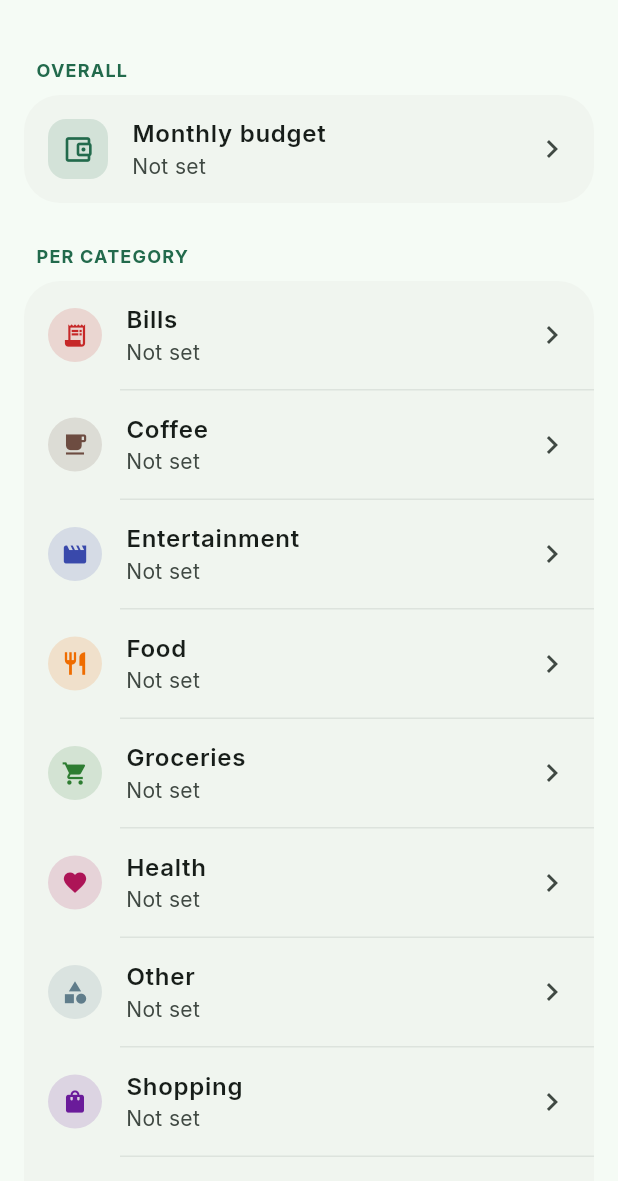
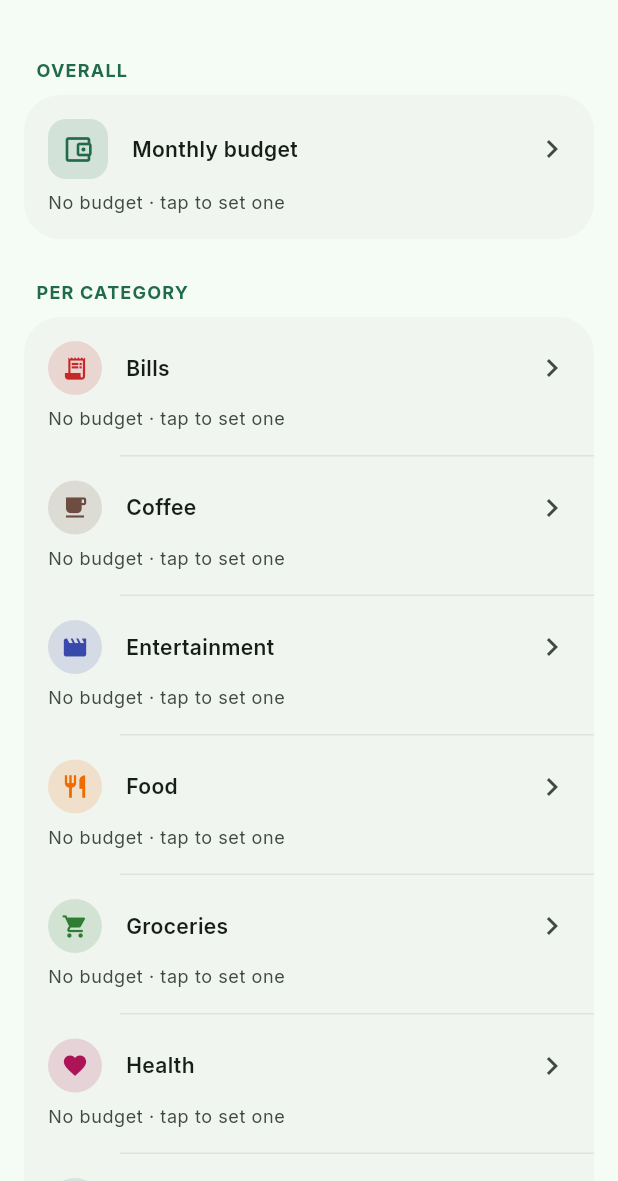
Before and after one commit to iammujtaba44/jeb, a Flutter app: the BudgetsView screen opened directly, on a phone screen of 412 x 824 dp, the part 55-1236 px from its top. Run offline on Flutter 3.47's test engine with Material 3 defaults, Android fonts, the phone set to English and light mode, and no system bars; our stand-ins replace dartz, equatable, fl_chart, flutter_bloc, flutter_local_notifications, flutter_timezone and 8 more; missing offline and left inert: icloud_storage; accounts and stored records are empty.

Commit message:
feat: live spending status on the Budgets page
Turn the Budgets page from a list of limits into a budget-status screen:
- BudgetsCubit also loads this month's spend per category + overall,
  converted to the home currency
- Each row shows a progress bar + over/under and an 'Exceeded' pill when
  a limit is set; categories without a limit show 'Spent X this month ·
  tap to set a budget'
- Overall tile shows spent vs the monthly limit
- Wire GetTransactionsForMonth + GetSettings into BudgetsCubit

```diff
--- a/lib/core/di/injection.dart
+++ b/lib/core/di/injection.dart
@@ -190,6 +190,8 @@ Future<void> configureDependencies() async {
         setBudget: getIt<SetBudget>(),
         removeBudget: getIt<RemoveBudget>(),
         getCategories: getIt<GetCategories>(),
+        getTransactionsForMonth: getIt<GetTransactionsForMonth>(),
+        getSettings: getIt<GetSettings>(),
       ),
     )
     ..registerFactory<CategoriesCubit>(
--- a/lib/features/budgets/presentation/cubit/budgets_cubit.dart
+++ b/lib/features/budgets/presentation/cubit/budgets_cubit.dart
@@ -1,38 +1,59 @@
 import 'package:equatable/equatable.dart';
 import 'package:flutter_bloc/flutter_bloc.dart';
 import 'package:jeb/core/usecase/usecase.dart';
+import 'package:jeb/core/utils/currency_converter.dart';
 import 'package:jeb/features/budgets/domain/entities/budget.dart';
 import 'package:jeb/features/budgets/domain/usecases/get_budgets.dart';
 import 'package:jeb/features/budgets/domain/usecases/remove_budget.dart';
 import 'package:jeb/features/budgets/domain/usecases/set_budget.dart';
+import 'package:jeb/features/settings/domain/entities/app_settings.dart';
+import 'package:jeb/features/settings/domain/usecases/get_settings.dart';
 import 'package:jeb/features/transactions/domain/entities/category.dart';
+import 'package:jeb/features/transactions/domain/entities/transaction.dart';
 import 'package:jeb/features/transactions/domain/entities/transaction_type.dart';
 import 'package:jeb/features/transactions/domain/usecases/get_categories.dart';
+import 'package:jeb/features/transactions/domain/usecases/get_transactions_for_month.dart';
 
 part 'budgets_state.dart';
 
-/// Manages the budget-setup screen: lists expense categories with their limits
-/// and the overall monthly limit, and persists changes.
+/// Manages the budgets screen: shows each expense category's limit alongside
+/// how much has been spent this month (converted to the home currency), plus
+/// the overall monthly limit, and persists changes.
 class BudgetsCubit extends Cubit<BudgetsState> {
   BudgetsCubit({
     required GetBudgets getBudgets,
     required SetBudget setBudget,
     required RemoveBudget removeBudget,
     required GetCategories getCategories,
+    required GetTransactionsForMonth getTransactionsForMonth,
+    required GetSettings getSettings,
   })  : _getBudgets = getBudgets,
         _setBudget = setBudget,
         _removeBudget = removeBudget,
         _getCategories = getCategories,
+        _getTransactionsForMonth = getTransactionsForMonth,
+        _getSettings = getSettings,
         super(const BudgetsState());
 
   final GetBudgets _getBudgets;
   final SetBudget _setBudget;
   final RemoveBudget _removeBudget;
   final GetCategories _getCategories;
+  final GetTransactionsForMonth _getTransactionsForMonth;
+  final GetSettings _getSettings;
 
   Future<void> load() async {
+    final DateTime month = DateTime(DateTime.now().year, DateTime.now().month);
+
+    final settingsResult = await _getSettings(const NoParams());
+    final String currency = settingsResult.fold(
+      (_) => AppSettings.defaults.defaultCurrencyCode,
+      (AppSettings s) => s.defaultCurrencyCode,
+    );
+
     final categoriesResult = await _getCategories(const NoParams());
     final budgetsResult = await _getBudgets(const NoParams());
+    final transactionsResult = await _getTransactionsForMonth(month);
 
     final List<Category> expenseCategories = categoriesResult.fold(
       (_) => const <Category>[],
@@ -53,12 +74,32 @@ class BudgetsCubit extends Cubit<BudgetsState> {
       }
     });
 
+    // Spend per category + overall this month, converted to the home currency.
+    final Map<String, double> categorySpent = <String, double>{};
+    double totalSpent = 0;
+    transactionsResult.fold((_) {}, (List<Transaction> transactions) {
+      for (final Transaction t in transactions) {
+        if (t.type != TransactionType.expense) continue;
+        final double converted = CurrencyConverter.convert(
+          amount: t.amount,
+          from: t.currencyCode,
+          to: currency,
+        );
+        categorySpent[t.categoryId] =
+            (categorySpent[t.categoryId] ?? 0) + converted;
+        totalSpent += converted;
+      }
+    });
+
     emit(
       BudgetsState(
         isLoading: false,
+        currency: currency,
         categories: expenseCategories,
         overallLimit: overall,
         categoryLimits: categoryLimits,
+        categorySpent: categorySpent,
+        totalSpent: totalSpent,
       ),
     );
   }
--- a/lib/features/budgets/presentation/cubit/budgets_state.dart
+++ b/lib/features/budgets/presentation/cubit/budgets_state.dart
@@ -3,17 +3,36 @@ part of 'budgets_cubit.dart';
 final class BudgetsState extends Equatable {
   const BudgetsState({
     this.isLoading = true,
+    this.currency = '',
     this.categories = const <Category>[],
     this.overallLimit,
     this.categoryLimits = const <String, double>{},
+    this.categorySpent = const <String, double>{},
+    this.totalSpent = 0,
   });
 
   final bool isLoading;
+  final String currency;
   final List<Category> categories;
   final double? overallLimit;
   final Map<String, double> categoryLimits;
 
+  /// Spend this month per category id (home currency).
+  final Map<String, double> categorySpent;
+
+  /// Total expense this month (home currency).
+  final double totalSpent;
+
+  double spentFor(String categoryId) => categorySpent[categoryId] ?? 0;
+
   @override
-  List<Object?> get props =>
-      [isLoading, categories, overallLimit, categoryLimits];
+  List<Object?> get props => [
+        isLoading,
+        currency,
+        categories,
+        overallLimit,
+        categoryLimits,
+        categorySpent,
+        totalSpent,
+      ];
 }
--- a/lib/features/budgets/presentation/pages/budgets_page.dart
+++ b/lib/features/budgets/presentation/pages/budgets_page.dart
@@ -7,7 +7,6 @@ import 'package:jeb/core/theme/app_spacing.dart';
 import 'package:jeb/core/utils/formatters.dart';
 import 'package:jeb/core/widgets/icon_badge.dart';
 import 'package:jeb/features/budgets/presentation/cubit/budgets_cubit.dart';
-import 'package:jeb/features/settings/presentation/cubit/settings_cubit.dart';
 import 'package:jeb/features/transactions/domain/entities/category.dart';
 import 'package:jeb/features/transactions/presentation/widgets/category_avatar.dart';
 
@@ -28,9 +27,6 @@ class BudgetsView extends StatelessWidget {
 
   @override
   Widget build(BuildContext context) {
-    final String currency =
-        context.read<SettingsCubit>().state.settings.defaultCurrencyCode;
-
     return Scaffold(
       appBar: AppBar(title: const Text('Budgets')),
       body: BlocBuilder<BudgetsCubit, BudgetsState>(
@@ -38,6 +34,7 @@ class BudgetsView extends StatelessWidget {
           if (state.isLoading) {
             return const Center(child: CircularProgressIndicator());
           }
+          final String currency = state.currency;
           return ListView(
             padding: const EdgeInsets.all(AppSpacing.md),
             children: <Widget>[
@@ -45,6 +42,7 @@ class BudgetsView extends StatelessWidget {
               Card(
                 child: _OverallBudgetTile(
                   limit: state.overallLimit,
+                  spent: state.totalSpent,
                   currency: currency,
                 ),
               ),
@@ -59,6 +57,7 @@ class BudgetsView extends StatelessWidget {
                       _CategoryBudgetTile(
                         category: state.categories[i],
                         limit: state.categoryLimits[state.categories[i].id],
+                        spent: state.spentFor(state.categories[i].id),
                         currency: currency,
                       ),
                     ],
@@ -101,23 +100,24 @@ class _SectionLabel extends StatelessWidget {
 }
 
 class _OverallBudgetTile extends StatelessWidget {
-  const _OverallBudgetTile({required this.limit, required this.currency});
+  const _OverallBudgetTile({
+    required this.limit,
+    required this.spent,
+    required this.currency,
+  });
 
   final double? limit;
+  final double spent;
   final String currency;
 
   @override
   Widget build(BuildContext context) {
-    return ListTile(
+    return _BudgetRow(
       leading: const IconBadge(icon: Icons.account_balance_wallet_outlined),
-      title: const Text(
-        'Monthly budget',
-        style: TextStyle(fontWeight: FontWeight.w600),
-      ),
-      subtitle: Text(
-        limit == null ? 'Not set' : MoneyFormatter.format(limit!, currency),
-      ),
-      trailing: const Icon(Icons.chevron_right),
+      title: 'Monthly budget',
+      spent: spent,
+      limit: limit,
+      currency: currency,
       onTap: () async {
         final double? result = await showBudgetDialog(
           context,
@@ -137,25 +137,23 @@ class _CategoryBudgetTile extends StatelessWidget {
   const _CategoryBudgetTile({
     required this.category,
     required this.limit,
+    required this.spent,
     required this.currency,
   });
 
   final Category category;
   final double? limit;
+  final double spent;
   final String currency;
 
   @override
   Widget build(BuildContext context) {
-    return ListTile(
+    return _BudgetRow(
       leading: CategoryAvatar(category: category, radius: 18),
-      title: Text(
-        category.name,
-        style: const TextStyle(fontWeight: FontWeight.w600),
-      ),
-      subtitle: Text(
-        limit == null ? 'Not set' : MoneyFormatter.format(limit!, currency),
-      ),
-      trailing: const Icon(Icons.chevron_right),
+      title: category.name,
+      spent: spent,
+      limit: limit,
+      currency: currency,
       onTap: () async {
         final double? result = await showBudgetDialog(
           context,
@@ -167,6 +165,143 @@ class _CategoryBudgetTile extends StatelessWidget {
           context.read<BudgetsCubit>().setCategory(category.id, result);
         }
       },
+    );
+  }
+}
+
+/// A budget list row: shows a progress bar + over/under when a [limit] is set,
+/// or just the amount spent this month when it isn't.
+class _BudgetRow extends StatelessWidget {
+  const _BudgetRow({
+    required this.leading,
+    required this.title,
+    required this.spent,
+    required this.limit,
+    required this.currency,
+    required this.onTap,
+  });
+
+  final Widget leading;
+  final String title;
+  final double spent;
+  final double? limit;
+  final String currency;
+  final VoidCallback onTap;
+
+  static const Color _amber = Color(0xFFF59E0B);
+
+  @override
+  Widget build(BuildContext context) {
+    final ColorScheme scheme = Theme.of(context).colorScheme;
+    final TextTheme textTheme = Theme.of(context).textTheme;
+    final double? lim = limit;
+    final bool budgeted = lim != null && lim > 0;
+
+    final double ratio = budgeted ? spent / lim : 0;
+    final bool over = budgeted && spent > lim;
+    final Color color =
+        over ? scheme.error : (ratio >= 0.8 ? _amber : scheme.primary);
+
+    return InkWell(
+      onTap: onTap,
+      child: Padding(
+        padding: const EdgeInsets.fromLTRB(
+          AppSpacing.md,
+          AppSpacing.md,
+          AppSpacing.md,
+          AppSpacing.md,
+        ),
+        child: Column(
+          crossAxisAlignment: CrossAxisAlignment.start,
+          children: <Widget>[
+            Row(
+              children: <Widget>[
+                leading,
+                const SizedBox(width: AppSpacing.md),
+                Expanded(
+                  child: Text(
+                    title,
+                    style: const TextStyle(fontWeight: FontWeight.w600),
+                  ),
+                ),
+                if (over)
+                  _Pill(label: 'Exceeded', color: scheme.error)
+                else if (budgeted)
+                  Text(
+                    '${(ratio * 100).round()}%',
+                    style: textTheme.labelLarge?.copyWith(
+                      color: color,
+                      fontWeight: FontWeight.w700,
+                    ),
+                  )
+                else
+                  Icon(Icons.chevron_right, color: scheme.onSurfaceVariant),
+              ],
+            ),
+            const SizedBox(height: AppSpacing.sm),
+            if (budgeted) ...<Widget>[
+              ClipRRect(
+                borderRadius: BorderRadius.circular(AppSpacing.radiusSm),
+                child: LinearProgressIndicator(
+                  value: ratio.clamp(0.0, 1.0),
+                  color: color,
+                  backgroundColor: color.withValues(alpha: 0.15),
+                  minHeight: 8,
+                ),
+              ),
+              const SizedBox(height: AppSpacing.xs),
+              Text(
+                over
+                    ? 'Over by ${MoneyFormatter.format(spent - lim, currency)} · '
+                        '${MoneyFormatter.format(spent, currency)} of '
+                        '${MoneyFormatter.format(lim, currency)}'
+                    : '${MoneyFormatter.format(spent, currency)} of '
+                        '${MoneyFormatter.format(lim, currency)} · '
+                        '${MoneyFormatter.format(lim - spent, currency)} left',
+                style: textTheme.bodySmall?.copyWith(
+                  color: scheme.onSurfaceVariant,
+                ),
+              ),
+            ] else
+              Text(
+                spent > 0
+                    ? 'Spent ${MoneyFormatter.format(spent, currency)} this month · tap to set a budget'
+                    : 'No budget · tap to set one',
+                style: textTheme.bodySmall?.copyWith(
+                  color: scheme.onSurfaceVariant,
+                ),
+              ),
+          ],
+        ),
+      ),
+    );
+  }
+}
+
+class _Pill extends StatelessWidget {
+  const _Pill({required this.label, required this.color});
+
+  final String label;
+  final Color color;
+
+  @override
+  Widget build(BuildContext context) {
+    return Container(
+      padding: const EdgeInsets.symmetric(
+        horizontal: AppSpacing.sm,
+        vertical: 2,
+      ),
+      decoration: BoxDecoration(
+        color: color.withValues(alpha: 0.14),
+        borderRadius: BorderRadius.circular(AppSpacing.radiusSm),
+      ),
+      child: Text(
+        label,
+        style: Theme.of(context).textTheme.labelSmall?.copyWith(
+              color: color,
+              fontWeight: FontWeight.w700,
+            ),
+      ),
     );
   }
 }
```
Also changed, not shown: 2 other files.
